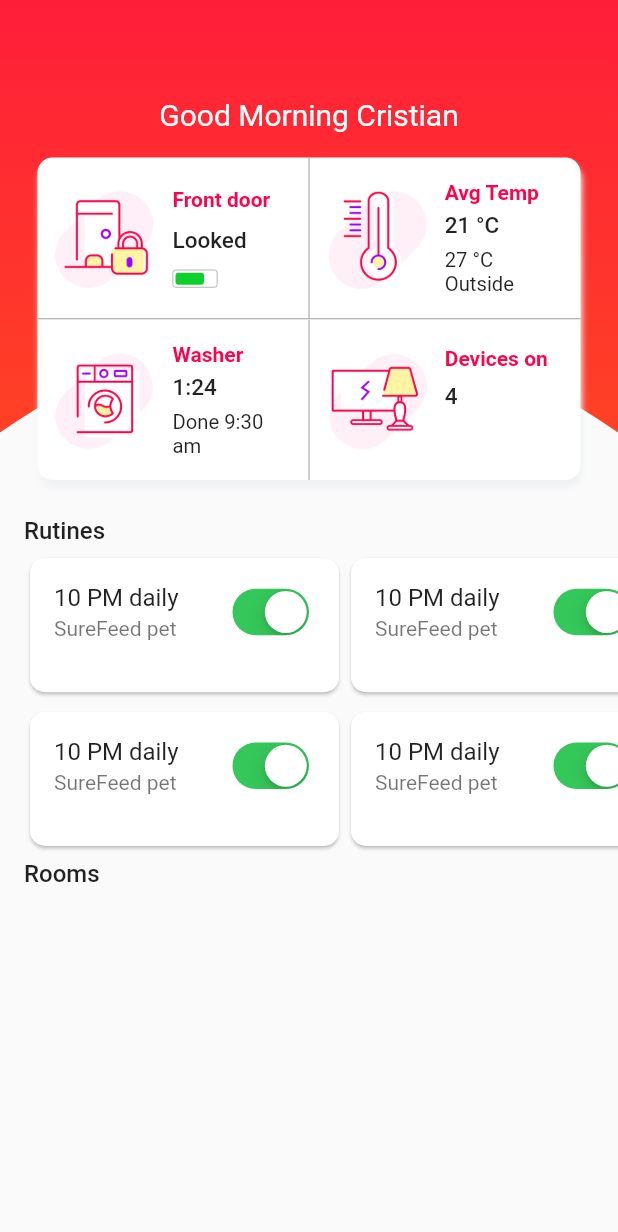
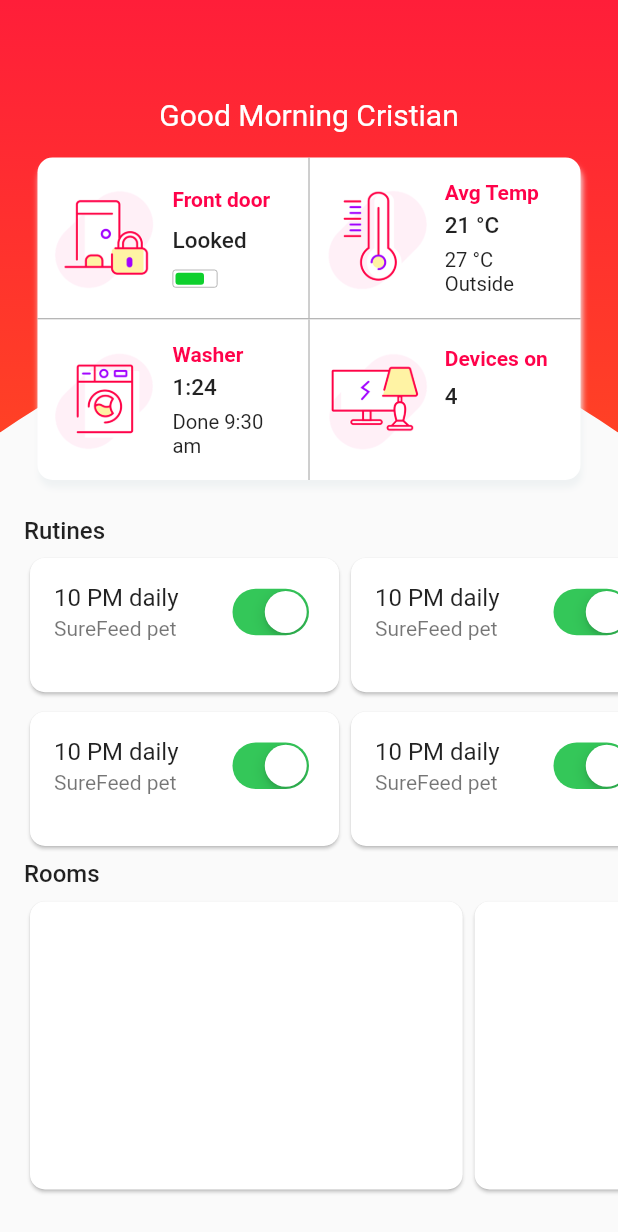
Before and after one commit to cristianfchq/flutter_smart_home_app, a Flutter app: the screen it shows after launch, on a phone screen of 412 x 824 dp. Shown: the top 1232 px of the screen. Run offline on Flutter 3.47's test engine with Material 2 defaults, Android fonts, the phone set to English and light mode, and no system bars; project files that could hold a hidden picture were left out.

Commit message:
commit 8 to put a Container of Rooms with three cards

```diff
--- a/lib/main.dart
+++ b/lib/main.dart
@@ -231,6 +231,25 @@ class _SmartHomeState extends State<SmartHome>
                           style: TextStyle(
                             fontSize: 16,
                             fontWeight: FontWeight.w500,
+                          ),
+                        ),
+                        SizedBox(
+                          height: 5,
+                        ),
+                        Container(
+                          height: 200,
+                          child: LayoutBuilder(
+                            builder: (context,constraint){
+                              return ListView(
+                                padding: const EdgeInsets.only(right: 20,),
+                                scrollDirection: Axis.horizontal,
+                                children: <Widget>[
+                                  _buildRoomItem(constraint, media),
+                                  _buildRoomItem(constraint, media),
+                                  _buildRoomItem(constraint, media),
+                                ],
+                              );
+                            },
                           ),
                         ),
                       ],
@@ -797,7 +816,19 @@ class _SmartHomeState extends State<SmartHome>
   }
 
   Widget _buildRoomItem(BoxConstraints constraint, Size media) {
-    return Container();
+    return Card(
+      shape: RoundedRectangleBorder(
+        borderRadius: BorderRadius.circular(10),
+      ),
+      child: Column(
+        children: <Widget>[
+          Container(
+            height: constraint.maxHeight*0.6,
+            width: media.width*0.7,
+          )
+        ],
+      ),
+    );
   }
 
   Widget _buildRoutinesItem(Size media) {
```
